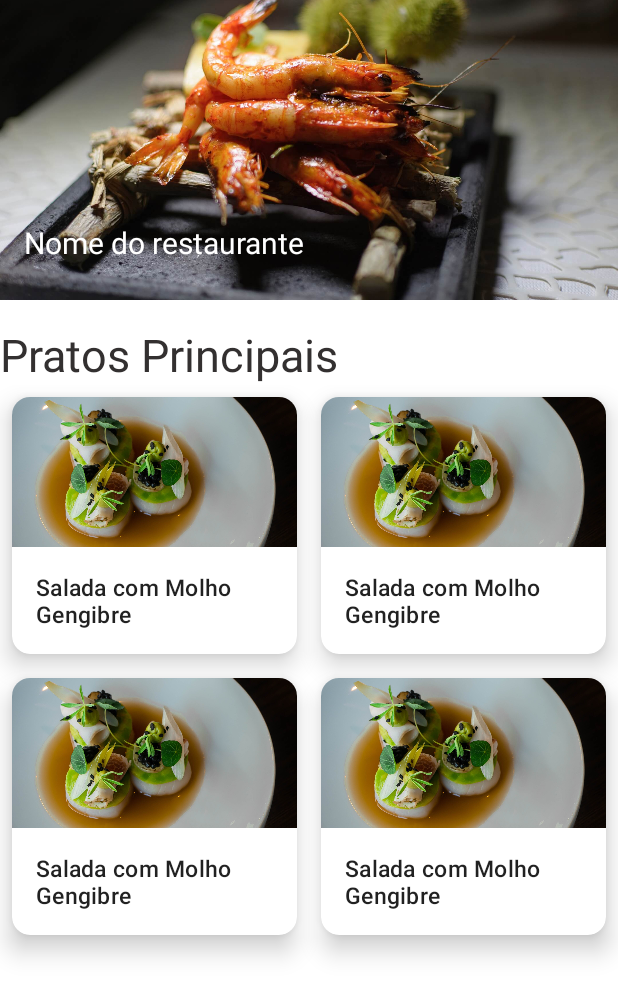
After one commit to analuramalho/DESAFIO_KOTLIN_02, an Android app: the DetalheRestauranteFragment screen opened through its navigation route, on a phone screen of 412 x 824 dp. The commit adds this screen. Shown: the top 996 px of the screen. Run offline under Robolectric (Android 15) with nearby library versions, the phone set to English and light mode, and no system bars; our stand-ins replace Picasso; 2 statements that could not run were skipped.

Commit message:
Criação do detalhes Restaurante

```diff
--- /dev/null
+++ b/DigitalHouseFoods/app/src/main/java/com/example/digitalhousefoods/detalhesRestaurante/model/Cardapio.kt
@@ -0,0 +1,3 @@
+package com.example.digitalhousefoods.detalhesRestaurante.model
+
+data class Cardapio(val nome:String, val imagem:Int)
--- /dev/null
+++ b/DigitalHouseFoods/app/src/main/java/com/example/digitalhousefoods/detalhesRestaurante/repository/CardapioRepository.kt
@@ -0,0 +1,26 @@
+package com.example.digitalhousefoods.detalhesRestaurante.repository
+
+import android.content.Context
+import com.example.digitalhousefoods.R
+import com.example.digitalhousefoods.detalhesRestaurante.model.Cardapio
+
+class CardapioRepository(private val context: Context) {
+    fun obterCardapio(callback: (listacardapio: List<Cardapio>) -> Unit) {
+        callback.invoke(
+            listOf(
+                Cardapio(
+                    "Salada com Molho Gengibre", R.drawable.restaurante2
+                ),
+                Cardapio(
+                    "Salada com Molho Gengibre", R.drawable.restaurante2
+                ),
+                Cardapio(
+                    "Salada com Molho Gengibre", R.drawable.restaurante2
+                ),
+                Cardapio(
+                    "Salada com Molho Gengibre", R.drawable.restaurante2
+                )
+            )
+        )
+    }
+}
--- /dev/null
+++ b/DigitalHouseFoods/app/src/main/java/com/example/digitalhousefoods/detalhesRestaurante/view/CardapioAdapter.kt
@@ -0,0 +1,45 @@
+package com.example.digitalhousefoods.detalhesRestaurante.view
+
+import android.view.LayoutInflater
+import android.view.View
+import android.view.ViewGroup
+import android.widget.ImageView
+import android.widget.TextView
+import androidx.recyclerview.widget.RecyclerView
+import com.example.digitalhousefoods.R
+import com.example.digitalhousefoods.detalhesRestaurante.model.Cardapio
+import com.squareup.picasso.Picasso
+
+class CardapioAdapter(
+    private val dataSet:List<Cardapio>,
+    private val clickListener: (Cardapio) -> Unit
+) :
+    RecyclerView.Adapter<CardapioAdapter.CardapioViewHolder>(){
+
+    class CardapioViewHolder(view: View):RecyclerView.ViewHolder(view) {
+
+        private val nomePrato: TextView = view.findViewById(R.id.txtNomePrato)
+        private val imagePrato : ImageView =view.findViewById(R.id.imagePrato)
+
+        fun bind(cardapio: Cardapio) {
+            nomePrato.text=cardapio.nome
+            Picasso.get()
+                .load(cardapio.imagem)
+                .into(imagePrato)
+        }
+    }
+
+    override fun onCreateViewHolder(parent: ViewGroup, viewType: Int): CardapioViewHolder {
+        val view = LayoutInflater.from(parent.context).inflate(R.layout.item_list_pratos, parent, false)
+
+        return CardapioViewHolder(view)
+    }
+
+    override fun getItemCount()=dataSet.size
+
+    override fun onBindViewHolder(holder: CardapioViewHolder, position: Int) {
+        holder.bind(dataSet[position])
+        holder.itemView.setOnClickListener{clickListener(dataSet[position])}
+    }
+
+}
--- /dev/null
+++ b/DigitalHouseFoods/app/src/main/java/com/example/digitalhousefoods/detalhesRestaurante/view/DetalheRestauranteFragment.kt
@@ -0,0 +1,98 @@
+package com.example.digitalhousefoods.detalhesRestaurante.view
+
+import android.os.Bundle
+import androidx.fragment.app.Fragment
+import android.view.LayoutInflater
+import android.view.View
+import android.view.ViewGroup
+import android.widget.ImageView
+import android.widget.TextView
+import androidx.core.os.bundleOf
+import androidx.lifecycle.Observer
+import androidx.lifecycle.ViewModelProvider
+import androidx.navigation.NavController
+import androidx.navigation.Navigation
+import androidx.recyclerview.widget.GridLayoutManager
+import androidx.recyclerview.widget.RecyclerView
+import com.example.digitalhousefoods.R
+import com.example.digitalhousefoods.detalhesRestaurante.model.Cardapio
+import com.example.digitalhousefoods.detalhesRestaurante.repository.CardapioRepository
+import com.example.digitalhousefoods.detalhesRestaurante.viewmodel.CardapioViewModel
+import com.example.digitalhousefoods.menuListFoods.view.MenuListFragment
+import com.squareup.picasso.Picasso
+
+
+class DetalheRestauranteFragment : Fragment() {
+    lateinit var detalheView: View
+    lateinit var viewModel: CardapioViewModel
+    lateinit var navController: NavController
+
+
+    override fun onCreate(savedInstanceState: Bundle?) {
+        super.onCreate(savedInstanceState)
+
+    }
+
+    override fun onCreateView(
+        inflater: LayoutInflater, container: ViewGroup?,
+        savedInstanceState: Bundle?
+    ): View? {
+        detalheView = inflater.inflate(R.layout.fragment_detalhe_restaurant, container, false)
+        return detalheView
+    }
+
+    override fun onViewCreated(view: View, savedInstanceState: Bundle?) {
+        super.onViewCreated(view, savedInstanceState)
+
+        val nomeRestaurante =
+            detalheView.findViewById<TextView>(R.id.txtNomeRestaurante_detalheRestaurante)
+        nomeRestaurante.text = arguments?.getString(MenuListFragment.NOME_RESTAURANTE)
+
+        val imagemRestaurante =
+            detalheView.findViewById<ImageView>(R.id.imageRestaurante_detalhesRestaurante)
+        arguments?.getInt(MenuListFragment.IMAGEM_RESTAURANTE)?.let {
+            Picasso.get()
+                .load(it)
+                .into(imagemRestaurante)
+        }
+
+        viewModel = ViewModelProvider(
+            this,
+            CardapioViewModel.CardapioViewModelFactory(CardapioRepository(detalheView.context))
+        ).get(CardapioViewModel::class.java)
+
+        viewModel.listaPratosData.observe(viewLifecycleOwner, Observer {
+            criarCardapio(it)
+        })
+        viewModel.obterCardapio()
+
+    }
+
+    private fun criarCardapio(lista: List<Cardapio>) {
+        navController = Navigation.findNavController(detalheView)
+
+        val viewManager = GridLayoutManager(detalheView.context, 2)
+        val recyclerView = detalheView.findViewById<RecyclerView>(R.id.listaPratos)
+        val menuAdapter = CardapioAdapter(lista) {
+
+            val bundle = bundleOf(NOME to it.nome, IMAGEM to it.imagem)
+
+            navController.navigate(R.id.detalhePratoFragment, bundle)
+        }
+
+        recyclerView.apply {
+            layoutManager = viewManager
+            adapter = menuAdapter
+        }
+
+
+    }
+
+    companion object {
+
+        fun newInstance() = DetalheRestauranteFragment()
+
+        val NOME = "NOME_PRATO"
+        val IMAGEM = "IMAGEM_PRATO"
+    }
+}
--- /dev/null
+++ b/DigitalHouseFoods/app/src/main/java/com/example/digitalhousefoods/detalhesRestaurante/viewmodel/CardapioViewModel.kt
@@ -0,0 +1,28 @@
+package com.example.digitalhousefoods.detalhesRestaurante.viewmodel
+
+import androidx.lifecycle.MutableLiveData
+import androidx.lifecycle.ViewModel
+import androidx.lifecycle.ViewModelProvider
+import com.example.digitalhousefoods.detalhesRestaurante.model.Cardapio
+import com.example.digitalhousefoods.detalhesRestaurante.repository.CardapioRepository
+
+class CardapioViewModel(
+    private val repository: CardapioRepository
+) : ViewModel() {
+
+    val listaPratosData = MutableLiveData<List<Cardapio>>()
+
+    fun obterCardapio() {
+        repository.obterCardapio {
+            listaPratosData.value = it
+        }
+    }
+
+    class CardapioViewModelFactory(
+        private val repository: CardapioRepository
+    ) : ViewModelProvider.Factory {
+        override fun <T : ViewModel?> create(modelClass: Class<T>): T {
+            return CardapioViewModel(repository) as T
+        }
+    }
+}
--- /dev/null
+++ b/DigitalHouseFoods/app/src/main/res/layout/fragment_detalhe_restaurant.xml
@@ -0,0 +1,54 @@
+<?xml version="1.0" encoding="utf-8"?>
+<androidx.constraintlayout.widget.ConstraintLayout xmlns:android="http://schemas.android.com/apk/res/android"
+    xmlns:app="http://schemas.android.com/apk/res-auto"
+    xmlns:tools="http://schemas.android.com/tools"
+    android:layout_width="match_parent"
+    android:layout_height="match_parent"
+    tools:context=".detalhesRestaurante.view.DetalheRestauranteFragment">
+
+    <!-- TODO: Update blank fragment layout -->
+
+    <ImageView
+        android:id="@+id/imageRestaurante_detalhesRestaurante"
+        android:layout_width="match_parent"
+        android:layout_height="200dp"
+        android:scaleType="centerCrop"
+        android:src="@drawable/restaurante1"
+        app:layout_constraintEnd_toEndOf="parent"
+        app:layout_constraintStart_toStartOf="parent"
+        app:layout_constraintTop_toTopOf="parent" />
+
+    <TextView
+        android:id="@+id/txtNomeRestaurante_detalheRestaurante"
+        android:layout_width="wrap_content"
+        android:layout_height="wrap_content"
+        android:layout_marginStart="16dp"
+        android:layout_marginTop="148dp"
+        android:text="Nome do restaurante"
+
+        android:textColor="#FFFFFF"
+        android:textSize="20sp"
+        app:layout_constraintStart_toStartOf="parent"
+        app:layout_constraintTop_toTopOf="parent" />
+
+    <TextView
+        android:id="@+id/textView2"
+        android:layout_width="match_parent"
+        android:layout_height="wrap_content"
+        android:layout_marginTop="16dp"
+        android:text="Pratos Principais"
+        android:textColor="#333030"
+        android:textSize="30sp"
+        app:layout_constraintTop_toBottomOf="@+id/imageRestaurante_detalhesRestaurante" />
+
+    <androidx.recyclerview.widget.RecyclerView
+        android:id="@+id/listaPratos"
+        android:layout_width="match_parent"
+        android:layout_height="0dp"
+        app:layout_constraintBottom_toBottomOf="parent"
+        app:layout_constraintEnd_toEndOf="parent"
+        app:layout_constraintStart_toStartOf="parent"
+        app:layout_constraintTop_toBottomOf="@+id/textView2"
+        tools:listitem="@layout/item_list_pratos" />
+
+</androidx.constraintlayout.widget.ConstraintLayout>
--- /dev/null
+++ b/DigitalHouseFoods/app/src/main/res/layout/item_list_pratos.xml
@@ -0,0 +1,43 @@
+<?xml version="1.0" encoding="utf-8"?>
+<com.google.android.material.card.MaterialCardView xmlns:android="http://schemas.android.com/apk/res/android"
+    xmlns:app="http://schemas.android.com/apk/res-auto"
+    xmlns:tools="http://schemas.android.com/tools"
+    android:layout_width="match_parent"
+    android:layout_height="wrap_content"
+    android:layout_margin="8dp"
+    app:cardCornerRadius="@dimen/corner_cardx"
+    app:cardElevation="10dp"
+    app:layout_constraintTop_toTopOf="parent"
+    tools:layout_editor_absoluteX="8dp">
+
+    <LinearLayout
+        android:layout_width="match_parent"
+        android:layout_height="wrap_content"
+        android:orientation="vertical">
+
+        <!-- Media -->
+        <ImageView
+            android:id="@+id/imagePrato"
+            android:layout_width="match_parent"
+            android:layout_height="100dp"
+            android:scaleType="centerCrop"
+            app:srcCompat="@drawable/splash" />
+
+        <LinearLayout
+            android:layout_width="match_parent"
+            android:layout_height="wrap_content"
+            android:orientation="vertical"
+            android:padding="16dp">
+
+            <!-- Title, secondary and supporting text -->
+            <TextView
+                android:id="@+id/txtNomePrato"
+                android:layout_width="wrap_content"
+                android:layout_height="wrap_content"
+                android:layout_gravity="center"
+                android:text="Tony Roma's "
+                android:textAppearance="?attr/textAppearanceHeadline6"
+                android:textSize="15dp" />
+        </LinearLayout>
+    </LinearLayout>
+</com.google.android.material.card.MaterialCardView>
--- a/DigitalHouseFoods/app/src/main/res/navigation/navigation_graph.xml
+++ b/DigitalHouseFoods/app/src/main/res/navigation/navigation_graph.xml
@@ -10,7 +10,7 @@
         android:id="@+id/loginFragment"
         android:name="com.example.digitalhousefoods.login.view.LoginFragment"
         android:label="fragment_login"
-        tools:layout="@layout/fragment_login" >
+        tools:layout="@layout/fragment_login">
         <action
             android:id="@+id/action_loginFragment_to_registerFragment"
             app:destination="@id/registerFragment" />
@@ -22,7 +22,7 @@
         android:id="@+id/registerFragment"
         android:name="com.example.digitalhousefoods.register.view.RegisterFragment"
         android:label="fragment_register"
-        tools:layout="@layout/fragment_register" >
+        tools:layout="@layout/fragment_register">
         <action
             android:id="@+id/action_registerFragment_to_menuListFragment"
             app:destination="@id/menuListFragment" />
@@ -31,5 +31,23 @@
         android:id="@+id/menuListFragment"
         android:name="com.example.digitalhousefoods.menuListFoods.view.MenuListFragment"
         android:label="fragment_menu_list"
-        tools:layout="@layout/fragment_menu_list" />
+        tools:layout="@layout/fragment_menu_list" >
+        <action
+            android:id="@+id/action_menuListFragment_to_DetalheRestauranteFragment"
+            app:destination="@id/DetalheRestauranteFragment" />
+    </fragment>
+    <fragment
+        android:id="@+id/DetalheRestauranteFragment"
+        android:name="com.example.digitalhousefoods.detalhesRestaurante.view.DetalheRestauranteFragment"
+        android:label="fragment_detalhe_restaurant"
+        tools:layout="@layout/fragment_detalhe_restaurant" >
+        <action
+            android:id="@+id/action_DetalheRestauranteFragment_to_detalhePratoFragment"
+            app:destination="@id/detalhePratoFragment" />
+    </fragment>
+    <fragment
+        android:id="@+id/detalhePratoFragment"
+        android:name="com.example.digitalhousefoods.detalhesPrato.view.DetalhePratoFragment"
+        android:label="fragment_detalhe_prato"
+        tools:layout="@layout/fragment_detalhe_prato" />
 </navigation>
```
